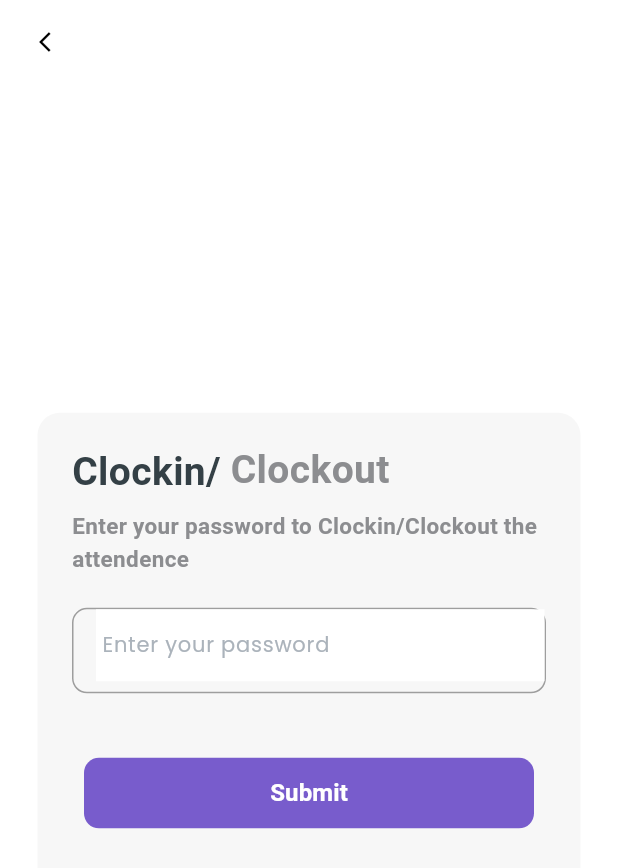
After one commit to AliJawadSubhan/employee_management_system, a Flutter app: the ClockInOutPage screen opened directly, on a phone screen of 412 x 824 dp. The commit adds this screen. Shown: the top 868 px of the screen. Run offline on Flutter 3.47's test engine with Material 3 defaults, Android fonts, the phone set to English and light mode, and no system bars; our stand-ins replace auto_size_text, buttons_tabbar, flutter_svg, google_fonts, icons_plus, local_auth and 1 more; missing offline and left inert: omni_datetime_picker; Roboto replaces fonts that are missing (Questrial).

Commit message:
Updates Jan 25
Added clockin/clockout page

```diff
--- a/lib/base/base.dart
+++ b/lib/base/base.dart
@@ -1,4 +1,3 @@
-import 'package:employee_management_system/modules/attendence/attendence_page.dart';
 import 'package:employee_management_system/modules/attendence/attendence_provider.dart';
 import 'package:employee_management_system/modules/authentication/login_user/login_user.dart';
 import 'package:employee_management_system/modules/leaves/leaves_provider.dart';
--- /dev/null
+++ b/lib/modules/authentication/clockin_clockout/clockin_out.dart
@@ -0,0 +1,90 @@
+import 'package:employee_management_system/configs/extensions/buildcontext_extensions.dart';
+import 'package:employee_management_system/core/core_widgets/core_text.dart';
+import 'package:employee_management_system/core/core_widgets/custom_elevated_button.dart';
+import 'package:employee_management_system/core/core_widgets/custom_field.dart';
+import 'package:employee_management_system/core/core_widgets/spaces.dart';
+import 'package:flutter/material.dart';
+
+// ignore: must_be_immutable
+class ClockInOutPage extends StatelessWidget {
+  ClockInOutPage({super.key});
+  TextEditingController empPw = TextEditingController();
+  @override
+  Widget build(BuildContext context) {
+    return Scaffold(
+      appBar: AppBar(
+        leading: Padding(
+          padding: const EdgeInsets.only(left: 12.0),
+          child: IconButton(
+              onPressed: () {
+                context.popFromScreen();
+              },
+              icon: const Icon(
+                Icons.arrow_back_ios,
+                color: Colors.black,
+                size: 16,
+              )),
+        ),
+      ),
+      body: Center(
+        child: Padding(
+          padding: const EdgeInsets.symmetric(horizontal: 25.0),
+          child: Container(
+            height: context.screenHeight * 0.4,
+            decoration: BoxDecoration(
+              borderRadius: BorderRadius.circular(15.0),
+              color: const Color(0xFFF7F7F7),
+            ),
+            child: Padding(
+              padding: const EdgeInsets.all(23.0),
+              child: Column(
+                children: [
+                  Row(
+                    children: [
+                      customTextWidget(
+                          text: 'Clockin/ ',
+                          color: const Color(0xff344046),
+                          fontSize: 26.0),
+                      customTextWidget(
+                          text: 'Clockout',
+                          color: const Color(0xff8c8d90),
+                          fontSize: 26.0),
+                    ],
+                  ),
+                  Spaces.smallh,
+                  customTextWidget(
+                      lineHeight: 1.5,
+                      text:
+                          'Enter your password to Clockin/Clockout the attendence',
+                      color: const Color(0xff8c8d90),
+                      fontSize: 15.0),
+                  Spaces.mid,
+                  customTextField(
+                    controller: empPw,
+                    hintText: "Enter your password",
+                    isPassword: true,
+                  ),
+                  Spaces.large,
+                  Padding(
+                    padding: const EdgeInsets.all(8.0),
+                    child: customElevatedBtnWidget(
+                      width: context.screenWidth,
+                      child: customTextWidget(
+                        text: "Submit",
+                        color: Colors.white,
+                      ),
+                      func: () {
+                        // context.pushReplacementScreenTo(DashboardPage());
+                        // log("HEllo world");
+                      },
+                    ),
+                  ),
+                ],
+              ),
+            ),
+          ),
+        ),
+      ),
+    );
+  }
+}
--- a/lib/modules/authentication/login_user/login_user.dart
+++ b/lib/modules/authentication/login_user/login_user.dart
@@ -5,7 +5,7 @@ import 'package:employee_management_system/core/core_widgets/core_text.dart';
 import 'package:employee_management_system/core/core_widgets/custom_elevated_button.dart';
 import 'package:employee_management_system/core/core_widgets/custom_field.dart';
 import 'package:employee_management_system/core/core_widgets/spaces.dart';
-import 'package:employee_management_system/core/services/fingerprint_helper.dart';
+import 'package:employee_management_system/modules/authentication/clockin_clockout/clockin_out.dart';
 import 'package:employee_management_system/modules/dashboard/dashboard_page.dart';
 import 'package:flutter/material.dart';
 import 'package:flutter_svg/flutter_svg.dart';
@@ -107,11 +107,12 @@ class LoginPage extends StatelessWidget {
                     func: () async {
                       // console.log("")
                       // log("HEllo world");
-                      final canAuth = await FingerPrintClass.canAuthenticate();
-                      debugPrint(canAuth.toString());
-                      final authenticate =
-                          await FingerPrintClass.authenticate();
-                      debugPrint("Authenticated : $authenticate");
+                      context.pushScreenTo(ClockInOutPage());
+                      // final canAuth = await FingerPrintClass.canAuthenticate();
+                      // debugPrint(canAuth.toString());
+                      // final authenticate =
+                      //     await FingerPrintClass.authenticate();
+                      // debugPrint("Authenticated : $authenticate");
                     },
                   ),
                 ),
--- a/lib/modules/leaves/leaves_provider.dart
+++ b/lib/modules/leaves/leaves_provider.dart
@@ -1,6 +1,5 @@
 import 'package:flutter/cupertino.dart';
 import 'package:flutter/material.dart';
-import 'package:omni_datetime_picker/omni_datetime_picker.dart';
 
 class LeavesProvider extends ChangeNotifier {
   String startDate = "Select Start Date";
--- a/lib/modules/leaves/widgets/create_leave.dart
+++ b/lib/modules/leaves/widgets/create_leave.dart
@@ -10,7 +10,7 @@ import 'package:omni_datetime_picker/omni_datetime_picker.dart';
 import 'package:provider/provider.dart';
 
 class CreateLeave extends StatelessWidget {
-  CreateLeave({super.key});
+  const CreateLeave({super.key});
 
   @override
   Widget build(BuildContext context) {
```
